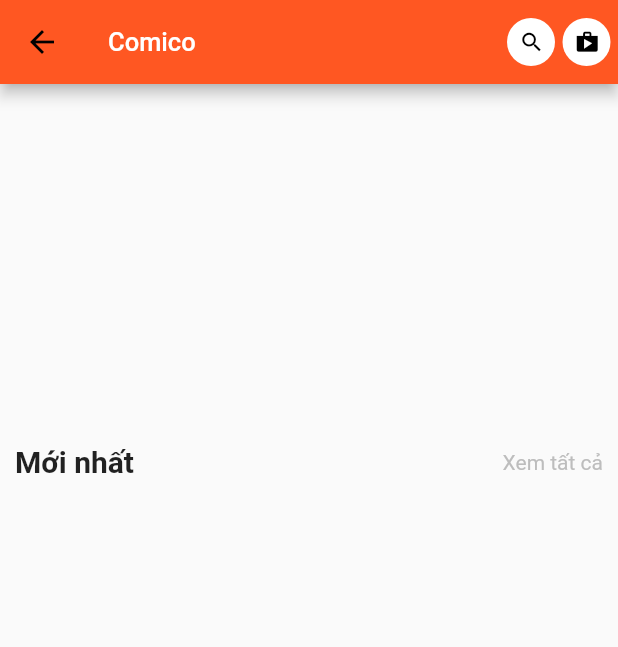
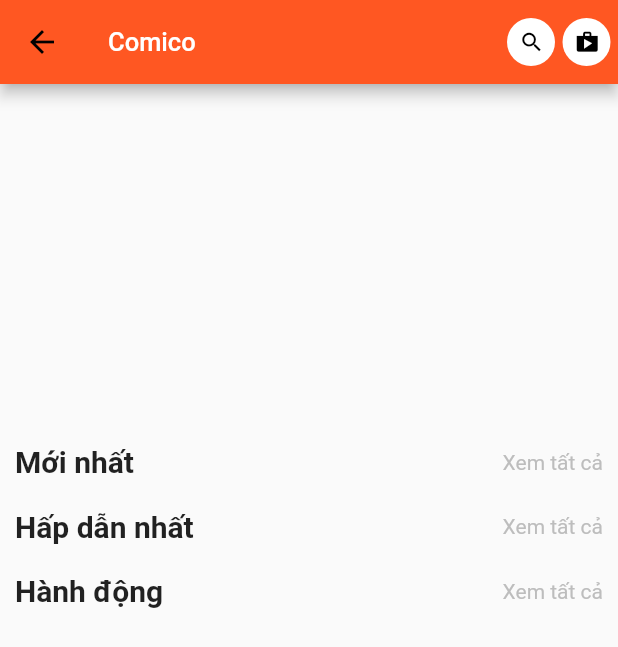
Before and after one commit to ilovengochuyen/BTL-mobile, a Flutter app: the ComicHomeScreen screen opened by its route, on a phone screen of 412 x 824 dp. Shown: the top 647 px of the screen. Run offline on Flutter 3.47's test engine with Material 2 defaults, Android fonts, the phone set to English and light mode, and no system bars; drawn by our look-alikes of carousel_slider; our stand-ins replace cloud_firestore, firebase_auth, firebase_core; missing offline and left inert: dart:ffi; accounts and stored records are empty.

Commit message:
add action comic

```diff
--- a/lib/providers/comic_provider.dart
+++ b/lib/providers/comic_provider.dart
@@ -65,6 +65,29 @@
   }
 
   /**********************************************
+   **********List Action Comic Model*************
+   *************************************************/
+
+  List<ComicModel> actionComicList = [];
+  fatchActionComicData() async {
+    List<ComicModel> newList = [];
+    QuerySnapshot value = await FirebaseFirestore.instance.collection("ActionComic").get();
+
+    value.docs.forEach((element) {
+      print(element.data());
+      comicModels(element);
+      newList.add(comicModel);
+    },
+    );
+    actionComicList = newList;
+    notifyListeners();
+  }
+
+  List<ComicModel> get getActionComicDataList {
+    return actionComicList;
+  }
+
+  /**********************************************
    **********Search*************
    *************************************************/
   List<ComicModel> get getAllSearchItem {
--- a/lib/screens/comic_home_screen.dart
+++ b/lib/screens/comic_home_screen.dart
@@ -76,6 +76,100 @@
                 name: newestComicData.name,
                 //'https://techkalzen.com/wp-content/uploads/2020/03/violet-evergarden-the-movie-poster.jpg',
                 //"http://static2.minitokyo.net/view/45/00/62545.jpg",
+              );
+            })
+                .toList(),
+          ),
+        ),
+      ],
+    );
+  }
+  Widget _buildHottestComic(context) {
+    return Column(
+      crossAxisAlignment: CrossAxisAlignment.start,
+      children: [
+        Padding(
+          padding: const EdgeInsets.symmetric(vertical: 10),
+          child: Row(
+            mainAxisAlignment: MainAxisAlignment.spaceBetween,
+            children: [
+              const Text('Hấp dẫn nhất',
+                style: TextStyle(
+                  fontSize: 20,
+                  fontWeight: FontWeight.bold,
+                ),),
+              Text('Xem tất cả',
+                  style: TextStyle(
+                    color: Colors.grey[400],
+                  )),
+            ],
+          ),
+        ),
+        SingleChildScrollView(
+          scrollDirection: Axis.horizontal,
+          child: Row(
+            children: comicProvider.getHottestComicDataList
+                .map((hottestComicData) {
+              return SingleComic(
+                onTap: () {
+                  Navigator.push(
+                    context,
+                    MaterialPageRoute(
+                      builder: (context) => ComicPage(image: hottestComicData.image,
+                          name: hottestComicData.name, genres: hottestComicData.genres, description: hottestComicData.description,
+                          author: hottestComicData.author),
+                    ),
+                  );},
+                image: hottestComicData.image,
+                name: hottestComicData.name,
+
+              );
+            })
+                .toList(),
+          ),
+        ),
+      ],
+    );
+  }
+  Widget _buildActionComic(context) {
+    return Column(
+      crossAxisAlignment: CrossAxisAlignment.start,
+      children: [
+        Padding(
+          padding: const EdgeInsets.symmetric(vertical: 10),
+          child: Row(
+            mainAxisAlignment: MainAxisAlignment.spaceBetween,
+            children: [
+              const Text('Hành động',
+                style: TextStyle(
+                  fontSize: 20,
+                  fontWeight: FontWeight.bold,
+                ),),
+              Text('Xem tất cả',
+                  style: TextStyle(
+                    color: Colors.grey[400],
+                  )),
+            ],
+          ),
+        ),
+        SingleChildScrollView(
+          scrollDirection: Axis.horizontal,
+          child: Row(
+            children: comicProvider.getActionComicDataList
+                .map((hottestComicData) {
+              return SingleComic(
+                onTap: () {
+                  Navigator.push(
+                    context,
+                    MaterialPageRoute(
+                      builder: (context) => ComicPage(image: hottestComicData.image,
+                          name: hottestComicData.name, genres: hottestComicData.genres, description: hottestComicData.description,
+                          author: hottestComicData.author),
+                    ),
+                  );},
+                image: hottestComicData.image,
+                name: hottestComicData.name,
+
               );
             })
                 .toList(),
@@ -254,6 +348,8 @@
   void initState() {
     ComicProvider comicProvider = Provider.of(context, listen: false);
     comicProvider.fatchNewestComicData();
+    comicProvider.fatchHottestComicData();
+    comicProvider.fatchActionComicData();
     super.initState();
   }
 
@@ -305,8 +401,10 @@
                   child: _buildCarouselSlider(context)//Carousel(),
               ),
               _buildNewestComic(context),
-              /*_buildHottestComic(context),
-            _buildActionComic(context),*/
+              _buildHottestComic(context),
+              _buildActionComic(context),
+
+           /* _buildActionComic(context),*/
 
 
               /*Padding(
```
